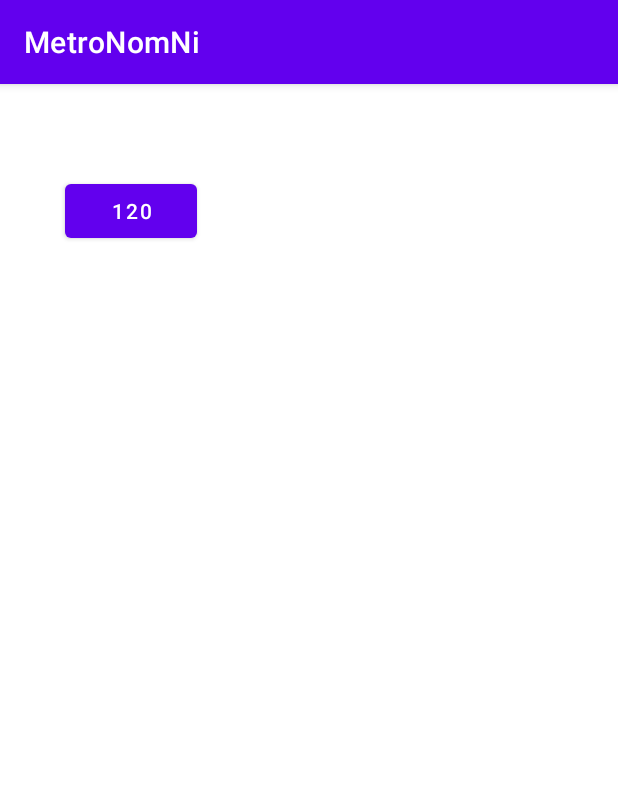
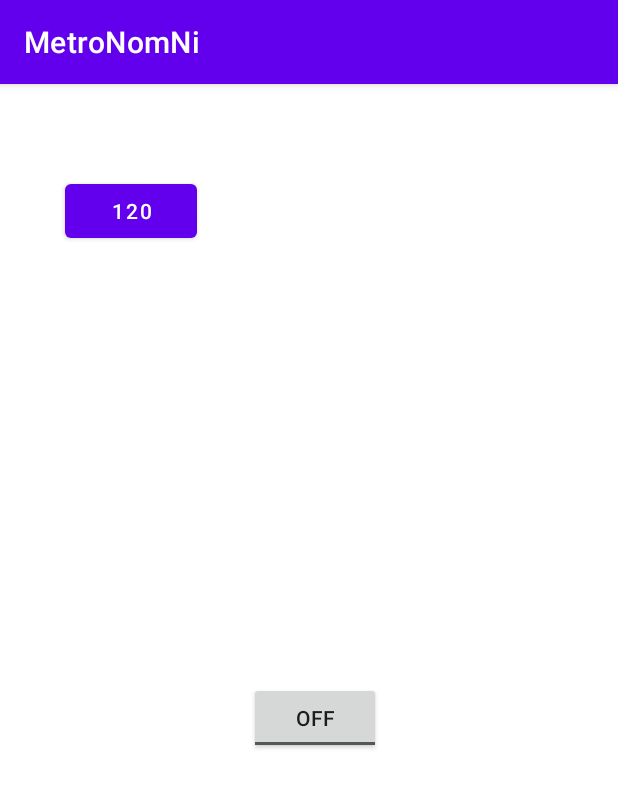
Before and after one commit to tcollins6049/CustoMet, an Android app: the screen it shows after launch (MainActivity), on a phone screen of 412 x 824 dp. Shown: the top 788 px of the screen. Run offline under Robolectric (Android 15) with nearby library versions, the phone set to English and light mode, and no system bars; 1 statement that could not run was skipped.

Commit message:
Did some work on the met, stuck on an error

```diff
--- a/app/src/main/java/com/example/metronomni/MainActivity.kt
+++ b/app/src/main/java/com/example/metronomni/MainActivity.kt
@@ -5,6 +5,7 @@ import android.os.Bundle
 import android.widget.Button
 import android.view.View
 import android.content.Intent
+import android.widget.ToggleButton
 
 class MainActivity : AppCompatActivity() {
     override fun onCreate(savedInstanceState: Bundle?) {
@@ -16,7 +17,13 @@ class MainActivity : AppCompatActivity() {
         if (!currentTempo.equals(null)) {
             tempoButton.text = currentTempo
         }
+
+        val play: ToggleButton = findViewById(R.id.playButton)
+        play.setOnClickListener {
+            Metronome.startMet()
+        }
     }
+
 
     fun goToTempoView(view: View) {
         val toTempoView = findViewById<Button>(R.id.toTempoView)
--- a/app/src/main/res/layout/activity_main.xml
+++ b/app/src/main/res/layout/activity_main.xml
@@ -20,4 +20,19 @@
         app:layout_constraintEnd_toEndOf="parent"
         app:layout_constraintStart_toStartOf="parent"
         app:layout_constraintTop_toTopOf="parent" />
+
+    <ToggleButton
+        android:id="@+id/playButton"
+        android:layout_width="wrap_content"
+        android:layout_height="wrap_content"
+        android:layout_marginStart="165dp"
+        android:layout_marginTop="380dp"
+        android:layout_marginEnd="158dp"
+        android:layout_marginBottom="303dp"
+        android:text="ToggleButton"
+        app:layout_constraintBottom_toBottomOf="parent"
+        app:layout_constraintEnd_toEndOf="parent"
+        app:layout_constraintStart_toStartOf="parent"
+        app:layout_constraintTop_toTopOf="parent" />
+
 </androidx.constraintlayout.widget.ConstraintLayout>
```
Also changed, not shown: app/src/main/java/com/example/metronomni/Metronome.kt (added, +28 -0 lines).
